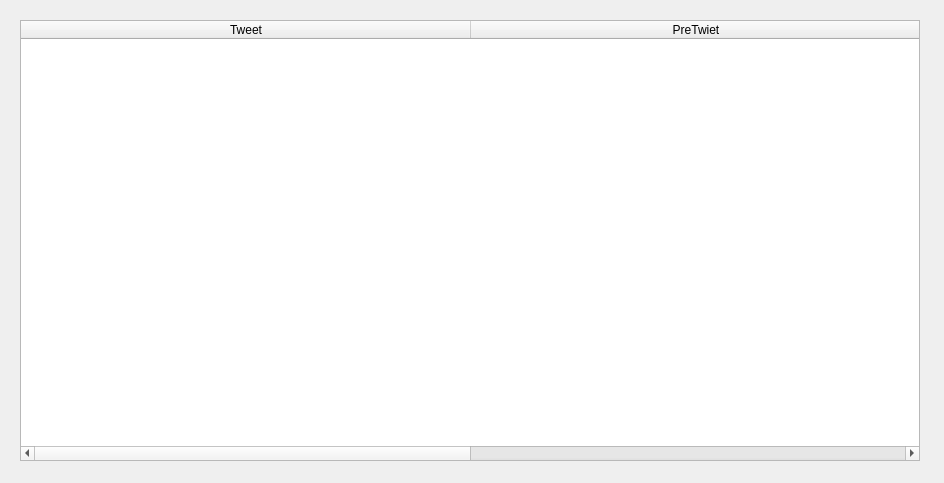
chrispool/PreTwieters, file showFav.ui: the form before one commit.
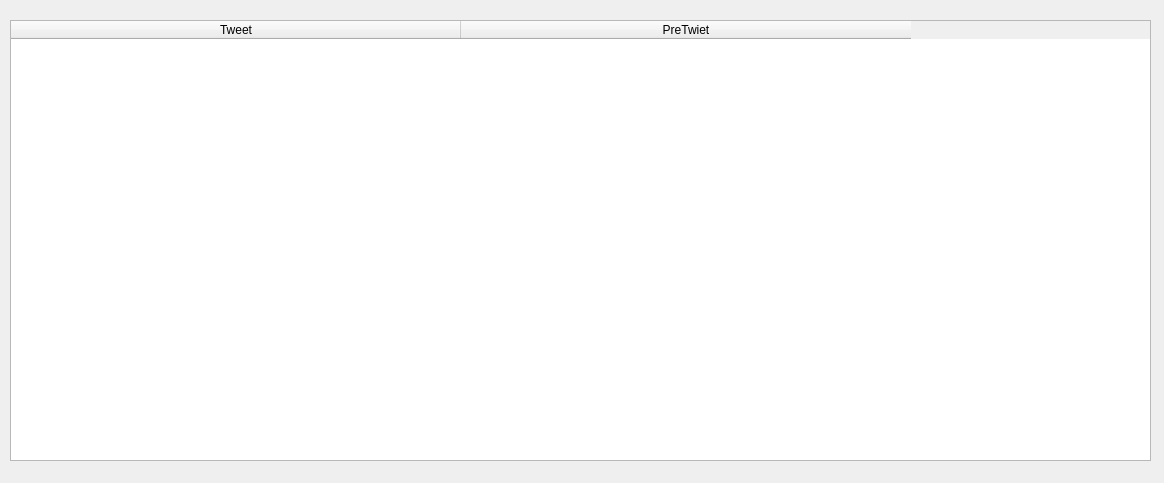
The form after the commit.

Patch:
```diff
--- a/showFav.ui
+++ b/showFav.ui
@@ -6,7 +6,7 @@
    <rect>
     <x>0</x>
     <y>0</y>
-    <width>944</width>
+    <width>1164</width>
     <height>483</height>
    </rect>
   </property>
@@ -16,9 +16,9 @@
   <widget class="QTableWidget" name="table">
    <property name="geometry">
     <rect>
-     <x>20</x>
+     <x>10</x>
      <y>20</y>
-     <width>900</width>
+     <width>1141</width>
      <height>441</height>
     </rect>
    </property>
```
